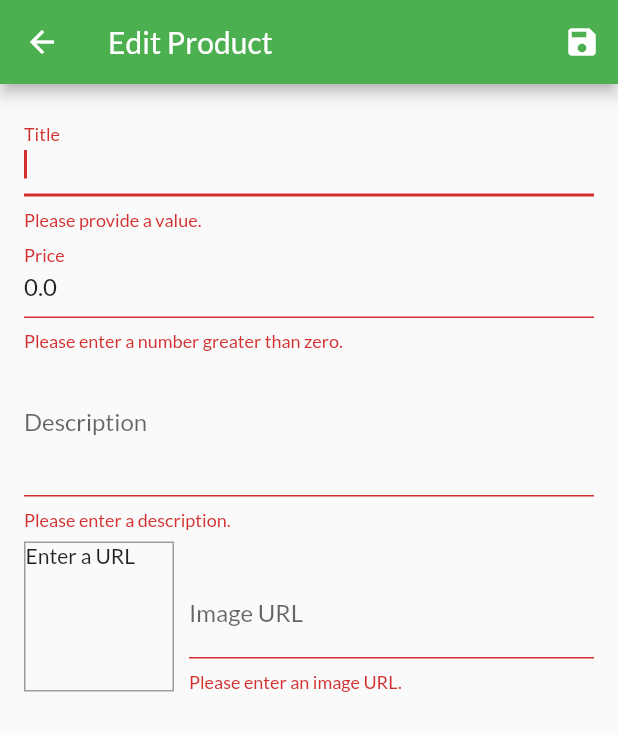
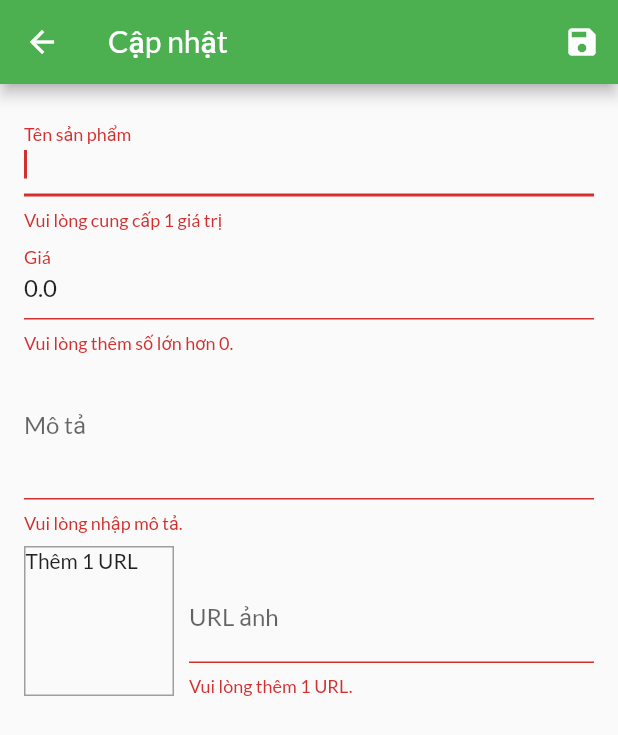
Before and after one commit to LeThiMinhThuB1910152/B1910152_B1910145_BC_CT484_02, a Flutter app: the EditProductScreen screen opened by its route, after a tap on the "save" icon, on a phone screen of 412 x 824 dp. Shown: the top 735 px of the screen. Run offline on Flutter 3.47's test engine with Material 2 defaults, Android fonts, the phone set to English and light mode, and no system bars; our stand-ins replace flutter_dotenv, shared_preferences; accounts and stored records are empty.

Commit message:
Bao cao cuoi ky

```diff
--- a/lib/ui/cart/cart_manager.dart
+++ b/lib/ui/cart/cart_manager.dart
@@ -4,14 +4,7 @@ import '../../models/cart_item.dart';
 import '../../models/product.dart';
 
 class CartManager with ChangeNotifier {
-  late Map<String, CartItem> _items = {
-    'p2': CartItem(
-      id: 'c2',
-      title: 'Red Shirt',
-      price: 29.29,
-      quantity: 2,
-    ),
-  };
+  late Map<String, CartItem> _items = {};
 
   int get productCount {
     return _items.length;
--- a/lib/ui/products/edit_product_screen.dart
+++ b/lib/ui/products/edit_product_screen.dart
@@ -97,7 +97,7 @@ class _EditProductScreenState extends State<EditProductScreen> {
   Widget build(BuildContext context) {
     return Scaffold(
       appBar: AppBar(
-        title: const Text('Edit Product'),
+        title: const Text('Cập nhật'),
         actions: <Widget>[
           IconButton(
             icon: const Icon(Icons.save),
@@ -129,12 +129,12 @@ class _EditProductScreenState extends State<EditProductScreen> {
   TextFormField buildTitleField() {
     return TextFormField(
       initialValue: _editedProduct.title,
-      decoration: const InputDecoration(labelText: 'Title'),
+      decoration: const InputDecoration(labelText: 'Tên sản phẩm'),
       textInputAction: TextInputAction.next,
       autofocus: true,
       validator: (value) {
         if (value!.isEmpty) {
-          return 'Please provide a value.';
+          return 'Vui lòng cung cấp 1 giá trị';
         }
         return null;
       },
@@ -147,18 +147,18 @@ class _EditProductScreenState extends State<EditProductScreen> {
   TextFormField buildPriceField() {
     return TextFormField(
       initialValue: _editedProduct.price.toString(),
-      decoration: const InputDecoration(labelText: 'Price'),
+      decoration: const InputDecoration(labelText: 'Giá'),
       textInputAction: TextInputAction.next,
       keyboardType: TextInputType.number,
       validator: (value) {
         if (value!.isEmpty) {
-          return 'Please enter a price.';
+          return 'Vui lòng cung cấp giá.';
         }
         if (double.tryParse(value) == null) {
-          return 'Please enter a valid number.';
+          return 'Vui lòng thêm giá trị số.';
         }
         if (double.parse(value) <= 0) {
-          return 'Please enter a number greater than zero.';
+          return 'Vui lòng thêm số lớn hơn 0.';
         }
         return null;
       },
@@ -171,15 +171,15 @@ class _EditProductScreenState extends State<EditProductScreen> {
   TextFormField buildDescriptionField() {
     return TextFormField(
       initialValue: _editedProduct.description,
-      decoration: const InputDecoration(labelText: 'Description'),
+      decoration: const InputDecoration(labelText: 'Mô tả'),
       maxLines: 3,
       keyboardType: TextInputType.multiline,
       validator: (value) {
         if (value!.isEmpty) {
-          return 'Please enter a description.';
+          return 'Vui lòng nhập mô tả.';
         }
         if (value.length < 10) {
-          return 'Should be at least 10 characters long.';
+          return 'Nhập ít nhất 10 ký tự';
         }
         return null;
       },
@@ -207,7 +207,7 @@ class _EditProductScreenState extends State<EditProductScreen> {
             ),
           ),
           child: _imageUrlController.text.isEmpty
-              ? const Text('Enter a URL')
+              ? const Text('Thêm 1 URL')
               : FittedBox(
                   child: Image.network(
                     _imageUrlController.text,
@@ -224,7 +224,7 @@ class _EditProductScreenState extends State<EditProductScreen> {
 
   TextFormField buildImageURLField() {
     return TextFormField(
-      decoration: const InputDecoration(labelText: 'Image URL'),
+      decoration: const InputDecoration(labelText: 'URL ảnh'),
       keyboardType: TextInputType.url,
       textInputAction: TextInputAction.done,
       controller: _imageUrlController,
@@ -232,10 +232,10 @@ class _EditProductScreenState extends State<EditProductScreen> {
       onFieldSubmitted: (value) => _saveForm(),
       validator: (value) {
         if (value!.isEmpty) {
-          return 'Please enter an image URL.';
+          return 'Vui lòng thêm 1 URL.';
         }
         if (!_isValidImageUrl(value)) {
-          return 'Please enter a valid image URL.';
+          return 'Vui lòng thêm giá trị URL ảnh.';
         }
         return null;
       },
@@ -249,7 +249,7 @@ class _EditProductScreenState extends State<EditProductScreen> {
     return showDialog(
       context: context,
       builder: (ctx) => AlertDialog(
-        title: const Text('An Error Occurred!'),
+        title: const Text('Đã xảy ra lỗi!'),
         content: Text(message),
         actions: <Widget>[
           TextButton(
--- a/lib/ui/products/product_grid_tile.dart
+++ b/lib/ui/products/product_grid_tile.dart
@@ -70,11 +70,11 @@ class ProductGirdTile extends StatelessWidget {
             ..showSnackBar(
               SnackBar(
                 content: const Text(
-                  'Item added to cart',
+                  'Thêm vào giỏ hàng thành công',
                 ),
                 duration: const Duration(seconds: 2),
                 action: SnackBarAction(
-                  label: 'UNDO',
+                  label: 'BỎ',
                   onPressed: () {
                     cart.removeSingleItem(product.id!);
                   },
```
